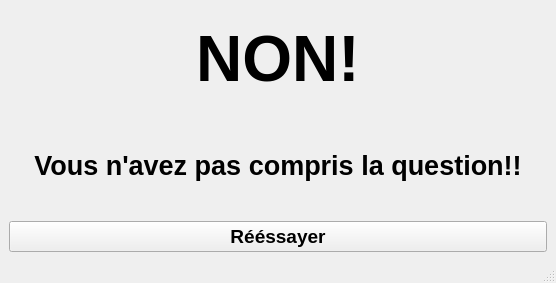
Dhalu-the-great/Uebungen-GeoProgrammierung-I, file Kapitel 6/fail.ui: the form before one commit.
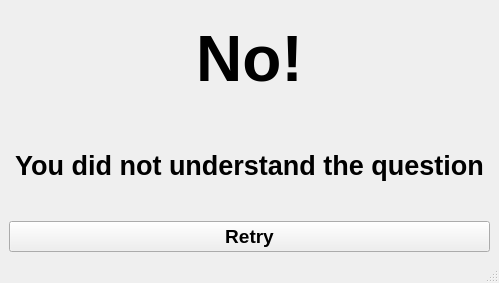
The form after the commit.

Patch:
```diff
--- a/Kapitel 6/fail.ui
+++ b/Kapitel 6/fail.ui
@@ -6,7 +6,7 @@
    <rect>
     <x>0</x>
     <y>0</y>
-    <width>556</width>
+    <width>499</width>
     <height>283</height>
    </rect>
   </property>
@@ -26,7 +26,7 @@
        </font>
       </property>
       <property name="text">
-       <string>NON!</string>
+       <string>No!</string>
       </property>
       <property name="alignment">
        <set>Qt::AlignCenter</set>
@@ -44,7 +44,7 @@
        </font>
       </property>
       <property name="text">
-       <string>Vous n'avez pas compris la question!!</string>
+       <string>You did not understand the question</string>
       </property>
       <property name="alignment">
        <set>Qt::AlignCenter</set>
@@ -62,7 +62,7 @@
        </font>
       </property>
       <property name="text">
-       <string>Rééssayer</string>
+       <string>Retry</string>
       </property>
      </widget>
     </item>
```
Left out of the diff: 2 changed lines with no effect on the pictures.
